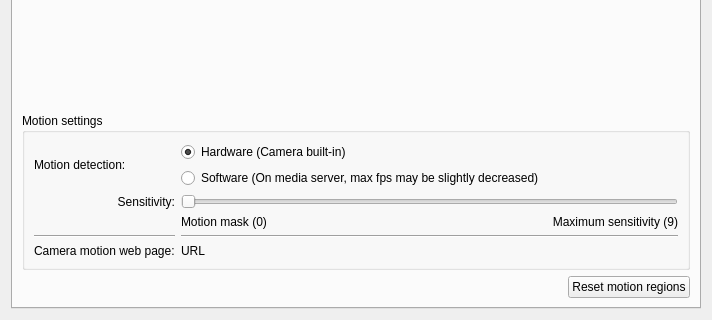
Before: the Qt Designer form client/src/ui/widgets/properties/single_camera_settings_widget.ui in networkoptix/nx_open, drawn with Qt 5; both pictures show x 0 to 712 and y 271 to 591 of the 712 by 591 pixel window.
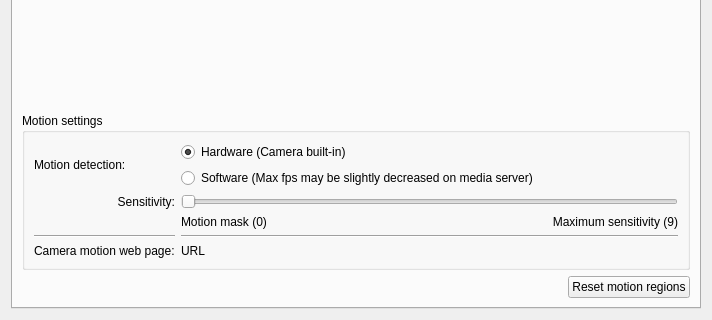
After: the same form once the commit is applied. The open tabs and pages were chosen to show the change. Custom widgets are drawn as their Qt base class.

Patch:
```diff
--- a/client/src/ui/widgets/properties/single_camera_settings_widget.ui
+++ b/client/src/ui/widgets/properties/single_camera_settings_widget.ui
@@ -357,7 +357,7 @@
             <item>
              <widget class="QRadioButton" name="softwareMotionButton">
               <property name="text">
-               <string>Software (On media server, max fps may be slightly decreased)</string>
+               <string>Software (Max fps may be slightly decreased on media server)</string>
               </property>
               <property name="checked">
                <bool>false</bool>
```
Left out of the diff: 2 changed lines with no effect on the pictures.
